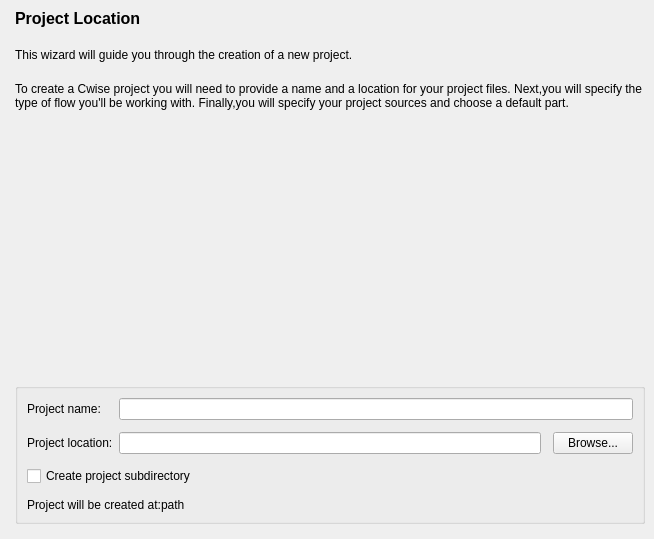
First picture: the form in src/NewProject/location_form.ui, repository os-fpga/FOEDAG, before the edit.
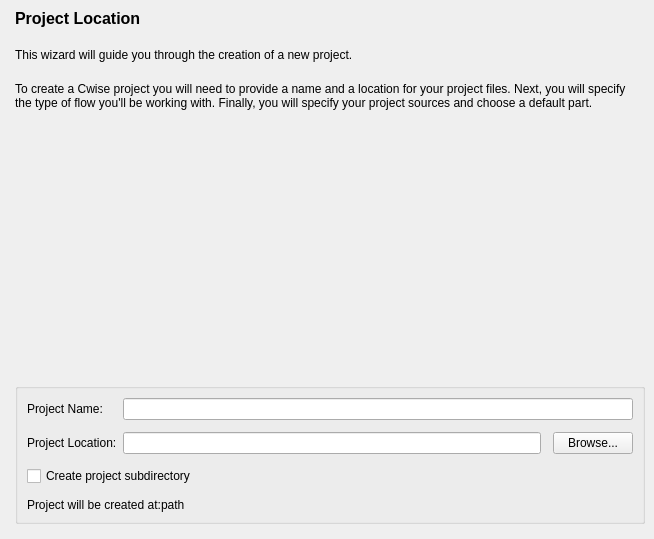
Second picture: the form after the edit.

Diff of the .ui file:
```diff
--- a/src/NewProject/location_form.ui
+++ b/src/NewProject/location_form.ui
@@ -59,7 +59,7 @@
    <item>
     <widget class="QLabel" name="m_labelTail">
      <property name="text">
-      <string>To create a Cwise project you will need to provide a name and a location for your project files. Next,you will specify the type of flow you'll be working with. Finally,you will specify your project sources and choose a default part.</string>
+      <string>To create a Cwise project you will need to provide a name and a location for your project files. Next, you will specify the type of flow you'll be working with. Finally, you will specify your project sources and choose a default part.</string>
      </property>
      <property name="textFormat">
       <enum>Qt::AutoText</enum>
@@ -107,7 +107,7 @@
           <item>
            <widget class="QLabel" name="m_labelPname">
             <property name="text">
-             <string>Project name:</string>
+             <string>Project Name:</string>
             </property>
             <property name="buddy">
              <cstring>m_lineEditPname</cstring>
@@ -117,7 +117,7 @@
           <item>
            <widget class="QLabel" name="m_labelPpath">
             <property name="text">
-             <string>Project location:</string>
+             <string>Project Location:</string>
             </property>
             <property name="buddy">
              <cstring>m_lineEditPpath</cstring>
```
